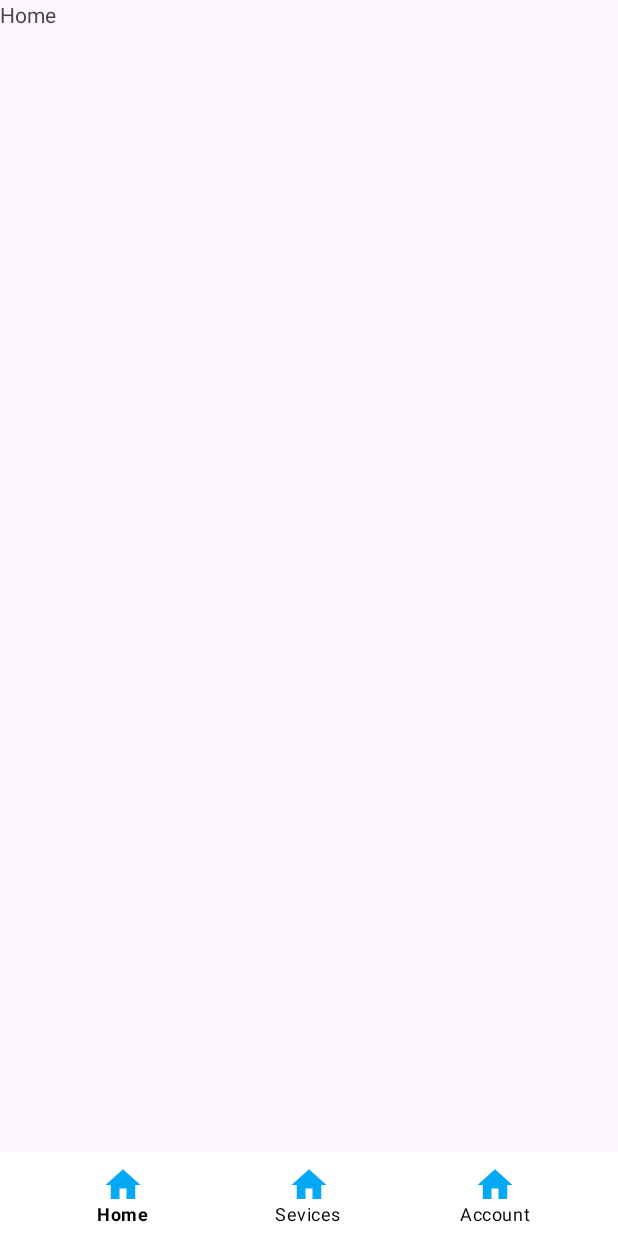
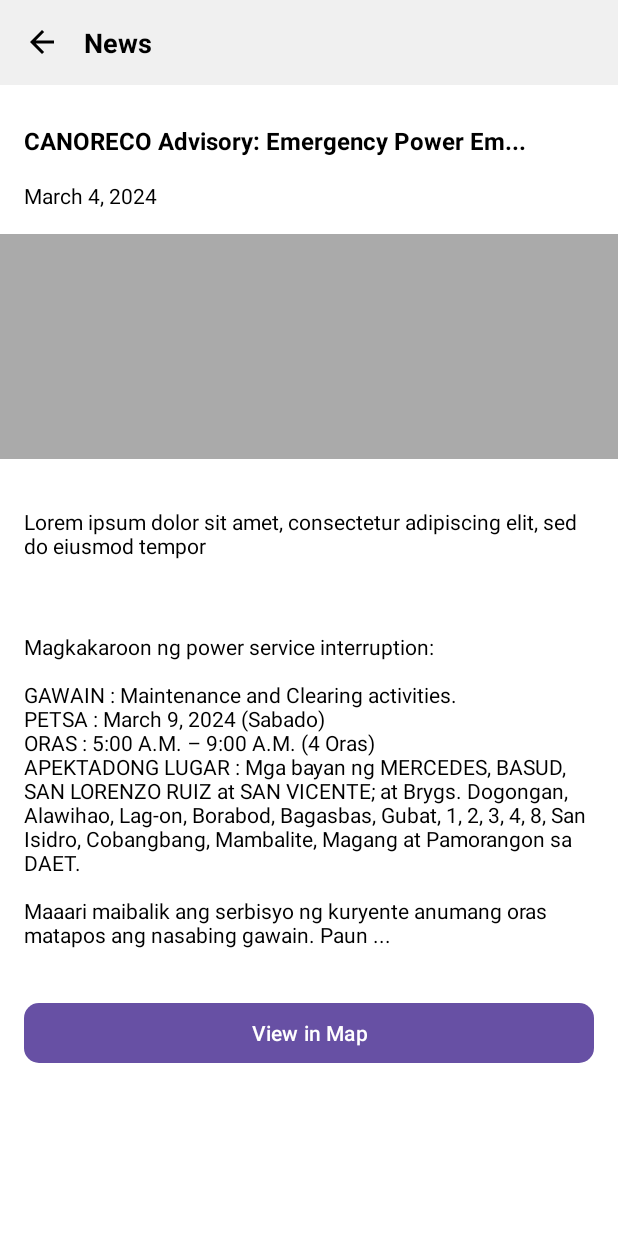
Before and after one commit to jayaustin1122/Canoreco-App, an Android app: the screen it shows after launch (MainActivity), on a phone screen of 412 x 824 dp. Run offline under Robolectric (Android 15) with nearby library versions, the phone set to English and light mode, and no system bars.

Commit message:
User Nav - Home News Activities UI

```diff
--- /dev/null
+++ b/app/src/main/java/com/example/canorecoapp/views/user/news/NewsDetailsFragment.kt
@@ -0,0 +1,29 @@
+package com.example.canorecoapp.views.user.news
+
+import android.os.Bundle
+import androidx.fragment.app.Fragment
+import android.view.LayoutInflater
+import android.view.View
+import android.view.ViewGroup
+import com.example.canorecoapp.R
+import com.example.canorecoapp.databinding.FragmentNewsDetailsBinding
+
+
+class NewsDetailsFragment : Fragment() {
+    private lateinit var binding: FragmentNewsDetailsBinding
+
+    override fun onCreateView(
+        inflater: LayoutInflater, container: ViewGroup?,
+        savedInstanceState: Bundle?
+    ): View? {
+        binding = FragmentNewsDetailsBinding.inflate(layoutInflater)
+        // Inflate the layout for this fragment
+        return binding.root
+    }
+
+
+    override fun onViewCreated(view: View, savedInstanceState: Bundle?) {
+        super.onViewCreated(view, savedInstanceState)
+
+    }
+}
--- /dev/null
+++ b/app/src/main/res/drawable/back_arrow.xml
@@ -0,0 +1,5 @@
+<vector xmlns:android="http://schemas.android.com/apk/res/android" android:autoMirrored="true" android:height="24dp" android:tint="#000000" android:viewportHeight="24" android:viewportWidth="24" android:width="24dp">
+
+    <path android:fillColor="@android:color/white" android:pathData="M20,11H7.83l5.59,-5.59L12,4l-8,8 8,8 1.41,-1.41L7.83,13H20v-2z"/>
+
+</vector>
--- /dev/null
+++ b/app/src/main/res/layout/fragment_news_details.xml
@@ -0,0 +1,124 @@
+<androidx.constraintlayout.widget.ConstraintLayout xmlns:android="http://schemas.android.com/apk/res/android"
+    xmlns:tools="http://schemas.android.com/tools"
+    android:layout_width="match_parent"
+    android:layout_height="match_parent"
+    xmlns:app="http://schemas.android.com/apk/res-auto"
+    android:background="@android:color/white"
+    tools:context=".views.user.news.NewsDetailsFragment">
+    <ScrollView
+        android:layout_width="match_parent"
+        android:layout_height="match_parent"
+        android:scrollbars="vertical">
+
+    <androidx.constraintlayout.widget.ConstraintLayout
+        android:layout_width="match_parent"
+        android:layout_height="match_parent">
+
+
+    <LinearLayout
+            android:id="@+id/top_bar"
+            android:layout_width="0dp"
+            android:layout_height="wrap_content"
+            android:orientation="horizontal"
+            android:background="#f0f0f0"
+            android:padding="16dp"
+            app:layout_constraintTop_toTopOf="parent"
+            app:layout_constraintStart_toStartOf="parent"
+            app:layout_constraintEnd_toEndOf="parent">
+
+            <ImageView
+                android:id="@+id/back_arrow"
+                android:layout_width="wrap_content"
+                android:layout_height="wrap_content"
+                android:src="@drawable/back_arrow" />
+
+            <TextView
+                android:layout_width="wrap_content"
+                android:layout_height="wrap_content"
+                android:layout_gravity="center_vertical"
+                android:layout_marginStart="16dp"
+                android:text="News"
+                android:textColor="@android:color/black"
+                android:textSize="18sp"
+                android:textStyle="bold" />
+
+        </LinearLayout>
+
+        <TextView
+            android:id="@+id/news_title"
+            android:layout_width="0dp"
+            android:layout_height="wrap_content"
+            android:layout_marginTop="10dp"
+            android:padding="16dp"
+            android:text="CANORECO Advisory: Emergency Power Em..."
+            android:textColor="@android:color/black"
+            android:textSize="16sp"
+            android:textStyle="bold"
+            app:layout_constraintTop_toBottomOf="@id/top_bar"
+            app:layout_constraintStart_toStartOf="parent"
+            app:layout_constraintEnd_toEndOf="parent" />
+
+        <TextView
+            android:id="@+id/news_date"
+            android:layout_width="0dp"
+            android:layout_height="wrap_content"
+            android:layout_marginStart="16dp"
+            android:layout_marginEnd="16dp"
+            android:text="March 4, 2024"
+            android:textColor="@android:color/black"
+            android:textSize="14sp"
+            app:layout_constraintTop_toBottomOf="@id/news_title"
+            app:layout_constraintStart_toStartOf="parent"
+            app:layout_constraintEnd_toEndOf="parent" />
+
+        <ImageView
+            android:id="@+id/news_image"
+            android:layout_width="0dp"
+            android:layout_height="150dp"
+            android:layout_marginTop="16dp"
+            android:background="@android:color/darker_gray"
+            app:layout_constraintTop_toBottomOf="@id/news_date"
+            app:layout_constraintStart_toStartOf="parent"
+            app:layout_constraintEnd_toEndOf="parent" />
+
+        <TextView
+            android:id="@+id/news_excerpt"
+            android:layout_width="0dp"
+            android:layout_height="wrap_content"
+            android:layout_marginTop="16dp"
+            android:padding="16dp"
+            android:text="Lorem ipsum dolor sit amet, consectetur adipiscing elit, sed do eiusmod tempor"
+            android:textColor="@android:color/black"
+            android:textSize="14sp"
+            app:layout_constraintTop_toBottomOf="@id/news_image"
+            app:layout_constraintStart_toStartOf="parent"
+            app:layout_constraintEnd_toEndOf="parent" />
+
+        <TextView
+            android:id="@+id/news_details"
+            android:layout_width="0dp"
+            android:layout_height="wrap_content"
+            android:layout_marginTop="16dp"
+            android:padding="16dp"
+            android:text="Magkakaroon ng power service interruption:\n\nGAWAIN : Maintenance and Clearing activities.\nPETSA : March 9, 2024 (Sabado)\nORAS : 5:00 A.M. – 9:00 A.M. (4 Oras)\nAPEKTADONG LUGAR : Mga bayan ng MERCEDES, BASUD, SAN LORENZO RUIZ at SAN VICENTE; at Brygs. Dogongan, Alawihao, Lag-on, Borabod, Bagasbas, Gubat, 1, 2, 3, 4, 8, San Isidro, Cobangbang, Mambalite, Magang at Pamorangon sa DAET.\n\nMaaari maibalik ang serbisyo ng kuryente anumang oras matapos ang nasabing gawain. Paun ... "
+            android:textColor="@android:color/black"
+            android:textSize="14sp"
+            app:layout_constraintTop_toBottomOf="@id/news_excerpt"
+            app:layout_constraintStart_toStartOf="parent"
+            app:layout_constraintEnd_toEndOf="parent" />
+
+        <com.google.android.material.button.MaterialButton
+            app:cornerRadius="10dp"
+            android:id="@+id/view_in_map_button"
+            android:layout_width="0dp"
+            android:layout_height="wrap_content"
+            android:layout_margin="16dp"
+            android:text="View in Map"
+            android:textColor="@android:color/white"
+            app:layout_constraintTop_toBottomOf="@id/news_details"
+            app:layout_constraintStart_toStartOf="parent"
+            app:layout_constraintEnd_toEndOf="parent" />
+    </androidx.constraintlayout.widget.ConstraintLayout>
+
+    </ScrollView>
+    </androidx.constraintlayout.widget.ConstraintLayout>
--- a/app/src/main/res/navigation/navgation.xml
+++ b/app/src/main/res/navigation/navgation.xml
@@ -3,7 +3,7 @@
     xmlns:app="http://schemas.android.com/apk/res-auto"
     xmlns:tools="http://schemas.android.com/tools"
     android:id="@+id/navgation"
-    app:startDestination="@id/userHolderFragment">
+    app:startDestination="@id/newsDetailsFragment">
 
     <fragment
         android:id="@+id/splashFragment"
@@ -30,4 +30,9 @@
         android:name="com.example.canorecoapp.views.user.UserHolderFragment"
         android:label="fragment_user_holder"
         tools:layout="@layout/fragment_user_holder" />
+    <fragment
+        android:id="@+id/newsDetailsFragment"
+        android:name="com.example.canorecoapp.views.user.news.NewsDetailsFragment"
+        android:label="fragment_news_details"
+        tools:layout="@layout/fragment_news_details" />
 </navigation>
```
Also changed, not shown: app/src/main/java/com/example/canorecoapp/views/user/news/NewsFragment.kt (added, +27 -0 lines), app/src/main/res/layout/fragment_home_user.xml (+106 -7 lines), app/src/main/res/layout/fragment_news.xml (added, +75 -0 lines), app/src/main/res/layout/news_activities_item_views.xml (added, +52 -0 lines), app/src/main/res/layout/news_item_view.xml (added, +50 -0 lines).
